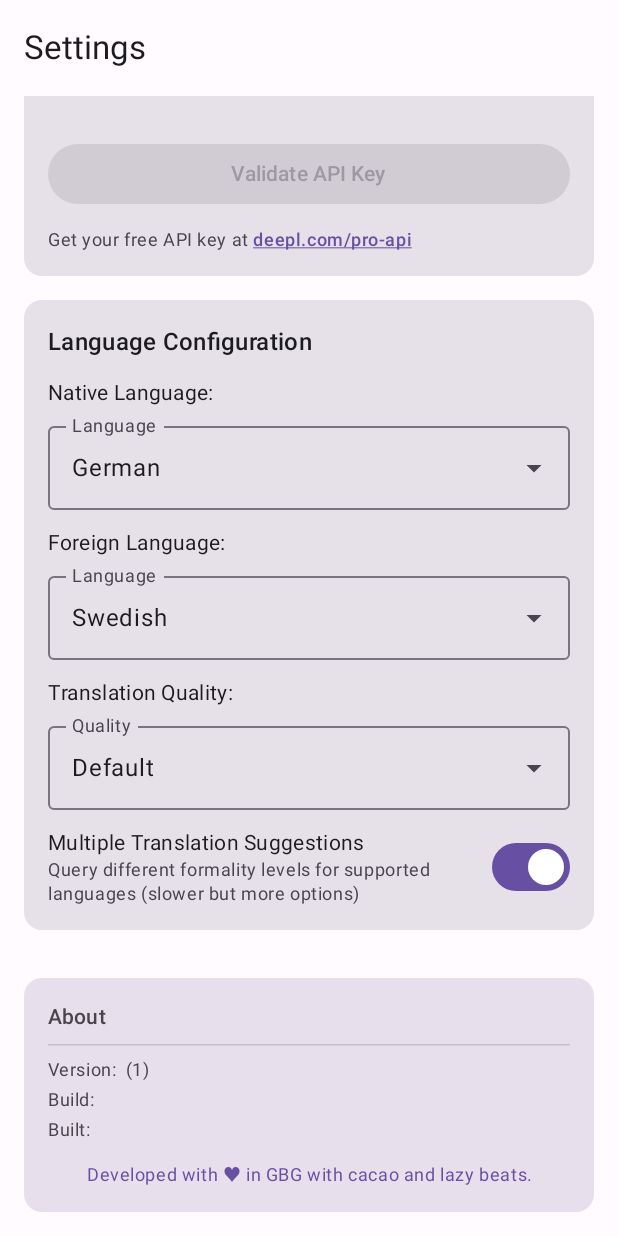
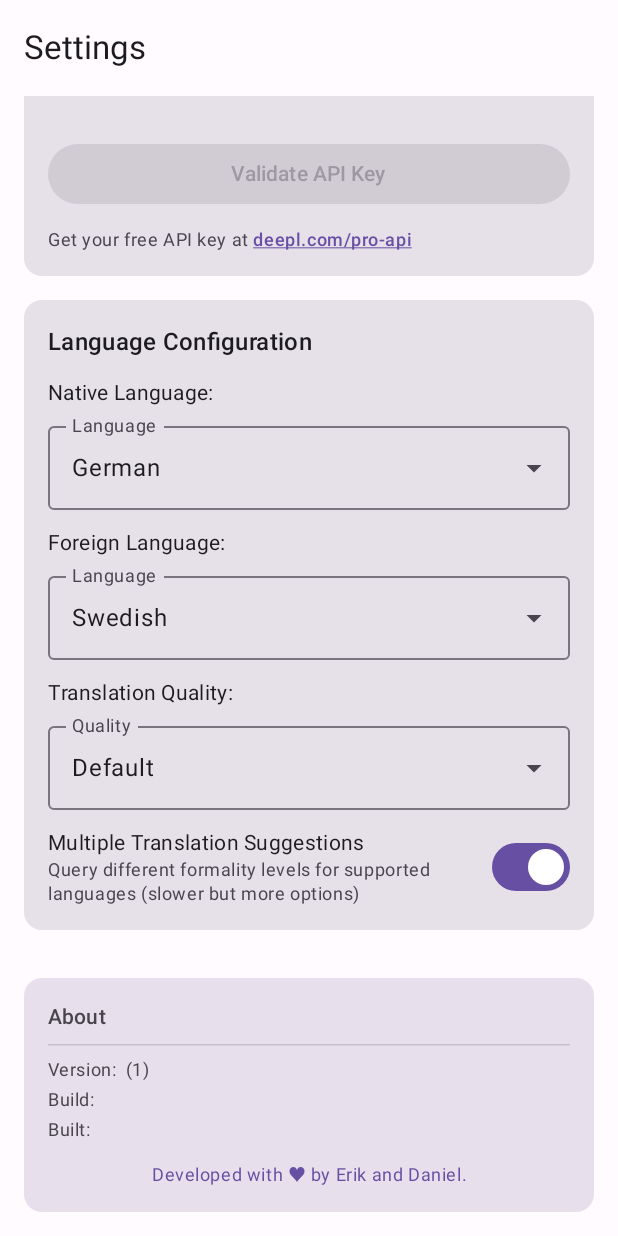
Before and after one commit to daniel-freiermuth/glosdalen, an Android app built with Jetpack Compose: the SettingsScreen screen opened through its navigation route, scrolled down 224 dp, on a phone screen of 412 x 824 dp. Run offline under Robolectric (Android 15) with nearby library versions, the light colour scheme and no system bars; our stand-ins replace Dagger/Hilt's generated code.

Commit message:
feat: Update tagline

```diff
--- a/app/src/main/java/com/swedishvocab/app/ui/settings/SettingsScreen.kt
+++ b/app/src/main/java/com/swedishvocab/app/ui/settings/SettingsScreen.kt
@@ -446,7 +446,7 @@ private fun AboutSection() {
                 Spacer(modifier = Modifier.height(4.dp))
 
                 Text(
-                    text = "Developed with ♥ in GBG with cacao and lazy beats.",
+                    text = "Developed with ♥ by Erik and Daniel.",
                     style = MaterialTheme.typography.bodySmall,
                     color = MaterialTheme.colorScheme.primary,
                     textAlign = TextAlign.Center,
```
